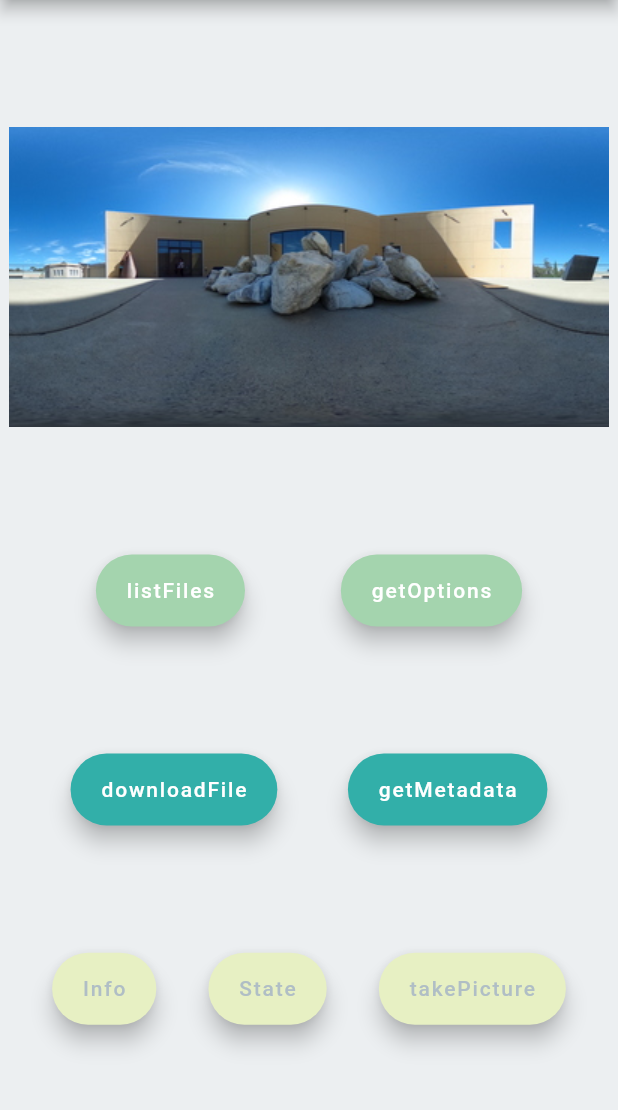
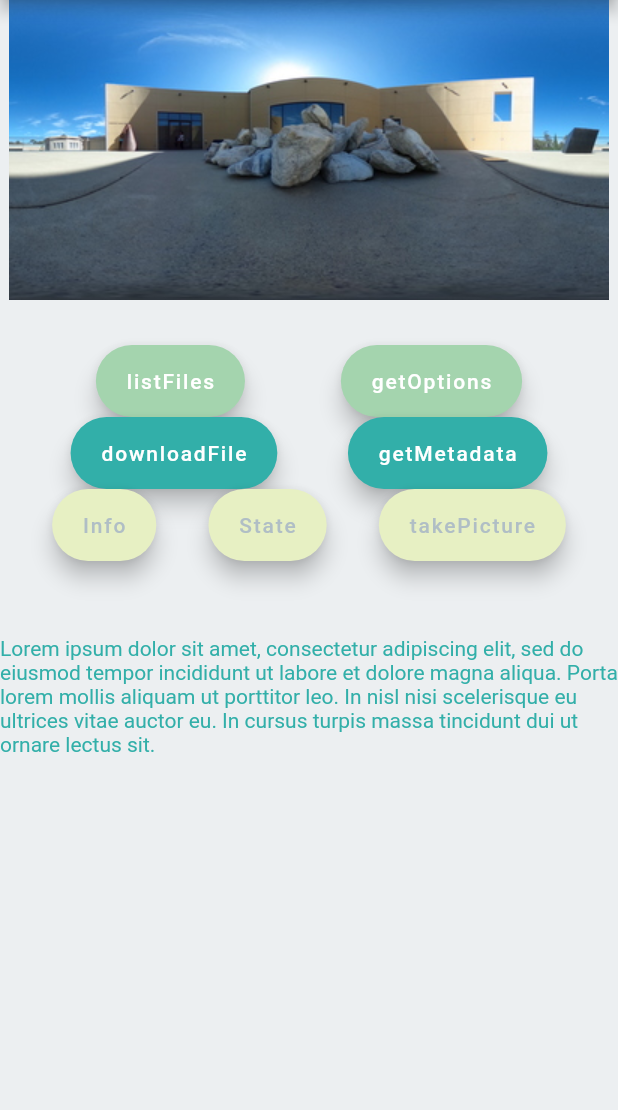
Before and after one commit to codetricity/Theta-App, a Flutter app: the screen it shows after launch, on a phone screen of 412 x 824 dp, the part 84-1194 px from its top. Run offline on Flutter 3.47's test engine with Material 2 defaults, Android fonts, the phone set to English and light mode, and no system bars.

Commit message:
add Text Bos

```diff
--- a/lib/main.dart
+++ b/lib/main.dart
@@ -15,9 +15,13 @@ class MyApp extends StatelessWidget {
         backgroundColor: Colors.blueGrey[50],
         body: SafeArea(
             child: Column(
-              mainAxisAlignment: MainAxisAlignment.spaceEvenly,
+
           children: <Widget>[
             Image(image: AssetImage("doc/museum.jpg")),
+            SizedBox(
+              height: 30,
+            ),
+
             Row(
               mainAxisAlignment: MainAxisAlignment.spaceEvenly,
               children: <Widget>[
@@ -69,6 +73,18 @@ class MyApp extends StatelessWidget {
                 ),
               ],
             ),
+               SizedBox(height: 50),
+
+               RichText(
+                 text: TextSpan(
+                   text: 'Lorem ipsum dolor sit amet, consectetur adipiscing elit,'
+                       ' sed do eiusmod tempor incididunt ut labore et dolore magna aliqua. '
+                       'Porta lorem mollis aliquam ut porttitor leo. In nisl nisi scelerisque eu ultrices vitae auctor eu. '
+                       'In cursus turpis massa tincidunt dui ut ornare lectus sit.',
+                   style: TextStyle(color: Color(0xff32afa9))
+                 ),
+
+            )
           ],
         )),
       ),
```
